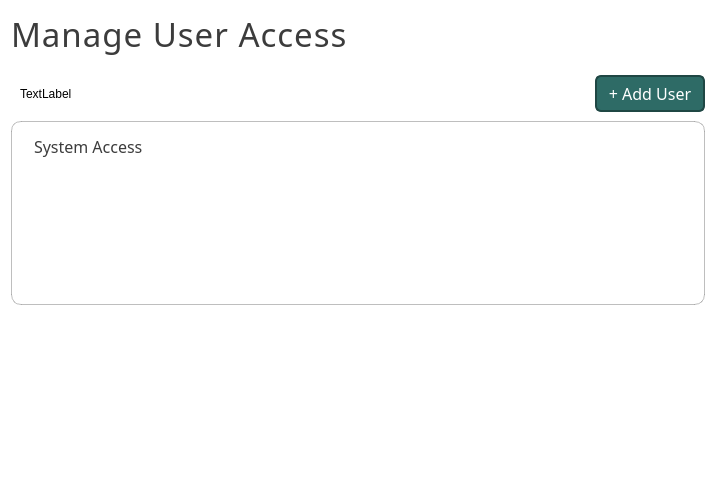
This is ui/PageUserAccess.ui in karlito20/AdoraFlowProject as Qt 5 draws it before an edit. The edited form follows.
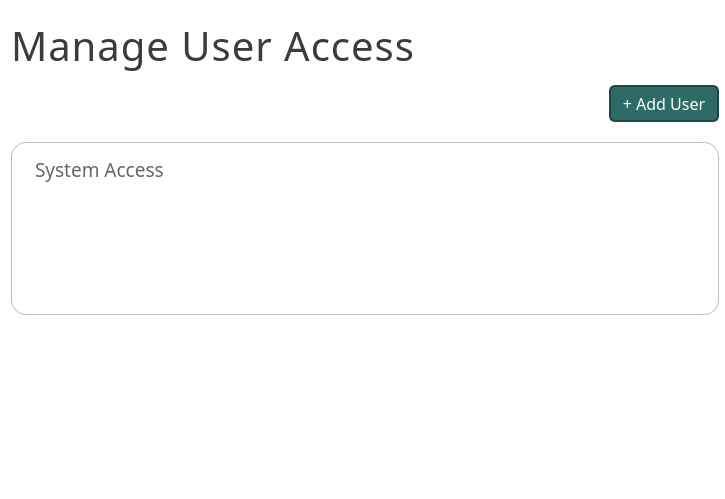
This is the edited form.

```diff
--- a/ui/PageUserAccess.ui
+++ b/ui/PageUserAccess.ui
@@ -490,17 +490,20 @@
   </property>
   <layout class="QVBoxLayout" name="verticalLayout">
    <property name="spacing">
-    <number>0</number>
+    <number>6</number>
+   </property>
+   <property name="topMargin">
+    <number>18</number>
    </property>
    <property name="rightMargin">
-    <number>20</number>
+    <number>6</number>
    </property>
    <item>
     <widget class="QLabel" name="header_label">
      <property name="font">
       <font>
        <family>Slate Medium</family>
-       <pointsize>25</pointsize>
+       <pointsize>30</pointsize>
       </font>
      </property>
      <property name="styleSheet">
@@ -517,16 +520,22 @@
    <item>
     <widget class="QWidget" name="button_container" native="true">
      <layout class="QHBoxLayout" name="horizontalLayout">
+      <property name="leftMargin">
+       <number>0</number>
+      </property>
       <property name="topMargin">
-       <number>18</number>
+       <number>6</number>
       </property>
       <property name="rightMargin">
        <number>0</number>
       </property>
+      <property name="bottomMargin">
+       <number>14</number>
+      </property>
       <item>
        <widget class="QLabel" name="label">
         <property name="text">
-         <string>TextLabel</string>
+         <string/>
         </property>
        </widget>
       </item>
@@ -592,7 +601,7 @@
      <property name="styleSheet">
       <string notr="true">#container {
 	border: 1px solid rgba(90, 90, 90, 100);
-	border-radius: 10px;
+	border-radius: 15px;
 	background: white;
 }</string>
      </property>
@@ -605,13 +614,13 @@
         <property name="font">
          <font>
           <family>Slate Medium</family>
-          <pointsize>12</pointsize>
+          <pointsize>14</pointsize>
          </font>
         </property>
         <property name="styleSheet">
          <string notr="true">padding-left: 10px;
 padding-top: 5px;
-color: rgb(60, 60, 60);
+	color: rgba(60, 60, 60, 200);
 </string>
         </property>
         <property name="text">
@@ -639,8 +648,8 @@
           <rect>
            <x>0</x>
            <y>0</y>
-           <width>685</width>
-           <height>152</height>
+           <width>699</width>
+           <height>132</height>
           </rect>
          </property>
          <property name="sizePolicy">
```
